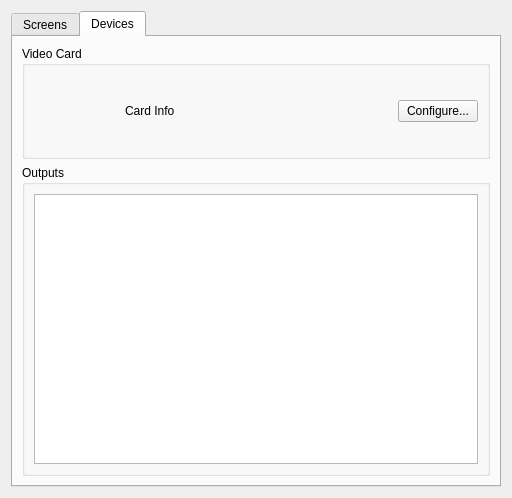
Above: kde4/display-settings/ui/main.ui from pars-linux/uludag before the change. Below: the same form after it.
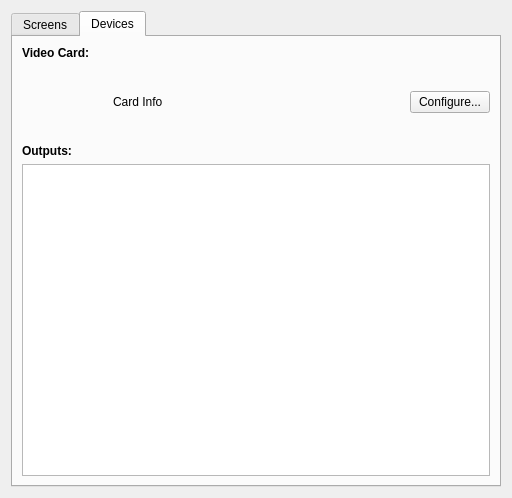
That is the form after the change. The open tabs and pages were chosen to show the change. Icons and pictures are not drawn.

Commit message: Show card info + add output list

What changed in the file:
```diff
--- a/kde4/display-settings/ui/main.ui
+++ b/kde4/display-settings/ui/main.ui
@@ -198,18 +198,21 @@
       <attribute name="title">
        <string>Devices</string>
       </attribute>
-      <layout class="QVBoxLayout" name="verticalLayout_9">
+      <layout class="QVBoxLayout" name="verticalLayout_7">
        <item>
-        <widget class="QGroupBox" name="videoCardBox">
-         <property name="sizePolicy">
-          <sizepolicy hsizetype="Preferred" vsizetype="Minimum">
-           <horstretch>0</horstretch>
-           <verstretch>0</verstretch>
-          </sizepolicy>
+        <widget class="QLabel" name="label_4">
+         <property name="font">
+          <font>
+           <weight>75</weight>
+           <bold>true</bold>
+          </font>
          </property>
-         <property name="title">
-          <string>Video Card</string>
+         <property name="text">
+          <string>Video Card:</string>
          </property>
+        </widget>
+       </item>
+       <item>
          <layout class="QHBoxLayout" name="horizontalLayout_3">
           <item>
            <widget class="QLabel" name="cardImage">
@@ -266,20 +269,23 @@
            </widget>
           </item>
          </layout>
-        </widget>
        </item>
        <item>
-        <widget class="QGroupBox" name="outputsBox">
-         <property name="title">
-          <string>Outputs</string>
+        <widget class="QLabel" name="label_5">
+         <property name="font">
+          <font>
+           <weight>75</weight>
+           <bold>true</bold>
+          </font>
          </property>
-         <layout class="QVBoxLayout" name="verticalLayout_7">
-          <item>
-           <widget class="QListWidget" name="outputList"/>
-          </item>
-         </layout>
+         <property name="text">
+          <string>Outputs:</string>
+         </property>
         </widget>
        </item>
+       <item>
+        <widget class="QListWidget" name="listItems"/>
+       </item>
       </layout>
      </widget>
     </widget>
```
Left out of the diff: 4 changed lines with no effect on the pictures. Lines whose indentation alone changed are shown as unchanged. The commit also changes 5 other files.
